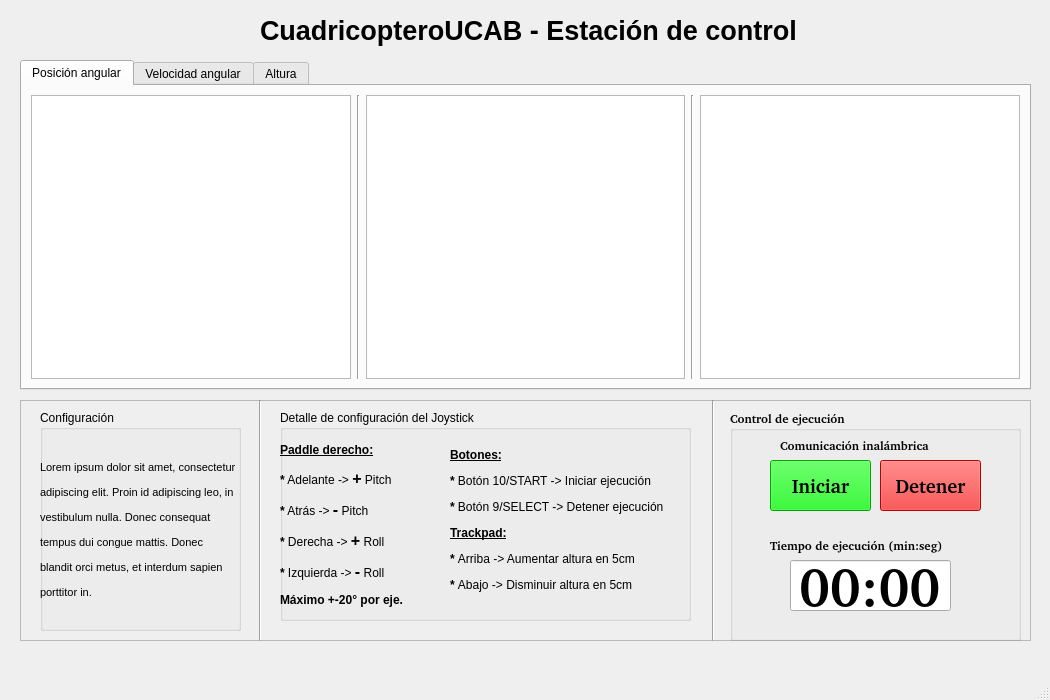
Above: Python/CuadricopteroUCAB/InterfazPrincipalQt.ui from YoshuaNava/TesisCuadricoptero before the change. Below: the same form after it.
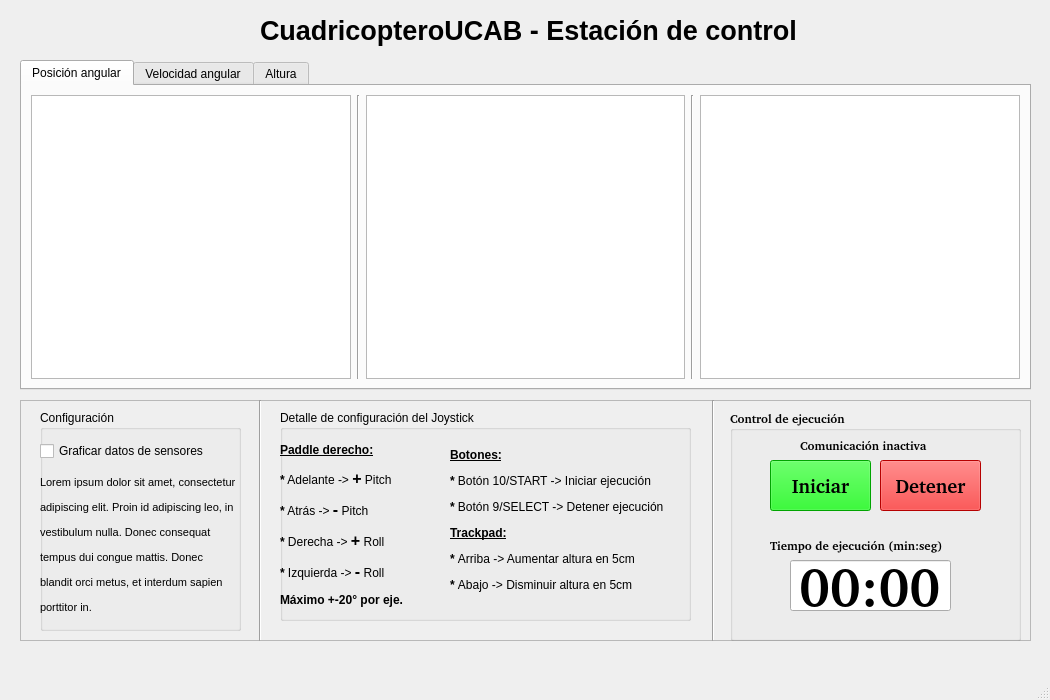
That is the form after the change. The open tabs and pages were chosen to show the change. Custom widgets are drawn as their Qt base class.

Commit message: Interfaz en Qt, manejando eventos y timer de ejecución.

What changed in the file:
```diff
--- a/Python/CuadricopteroUCAB/InterfazPrincipalQt.ui
+++ b/Python/CuadricopteroUCAB/InterfazPrincipalQt.ui
@@ -153,15 +153,28 @@
       <property name="geometry">
        <rect>
         <x>0</x>
-        <y>30</y>
+        <y>60</y>
         <width>201</width>
-        <height>181</height>
+        <height>151</height>
        </rect>
       </property>
       <property name="text">
        <string>&lt;html&gt;&lt;head/&gt;&lt;body&gt;&lt;p align=&quot;justify&quot;&gt;&lt;span style=&quot; font-size:8pt;&quot;&gt;Lorem ipsum dolor sit amet, consectetur&lt;/span&gt;&lt;/p&gt;&lt;p align=&quot;justify&quot;&gt;&lt;span style=&quot; font-size:8pt;&quot;&gt;adipiscing elit. Proin id adipiscing leo, in &lt;/span&gt;&lt;/p&gt;&lt;p align=&quot;justify&quot;&gt;&lt;span style=&quot; font-size:8pt;&quot;&gt;vestibulum nulla. Donec consequat &lt;/span&gt;&lt;/p&gt;&lt;p align=&quot;justify&quot;&gt;&lt;span style=&quot; font-size:8pt;&quot;&gt;tempus dui congue mattis. Donec &lt;/span&gt;&lt;/p&gt;&lt;p align=&quot;justify&quot;&gt;&lt;span style=&quot; font-size:8pt;&quot;&gt;blandit orci metus, et interdum sapien &lt;/span&gt;&lt;/p&gt;&lt;p align=&quot;justify&quot;&gt;&lt;span style=&quot; font-size:8pt;&quot;&gt;porttitor in. &lt;/span&gt;&lt;/p&gt;&lt;/body&gt;&lt;/html&gt;</string>
       </property>
      </widget>
+     <widget class="QCheckBox" name="chBox_graficarDatosSensores">
+      <property name="geometry">
+       <rect>
+        <x>0</x>
+        <y>30</y>
+        <width>191</width>
+        <height>22</height>
+       </rect>
+      </property>
+      <property name="text">
+       <string>Graficar datos de sensores</string>
+      </property>
+     </widget>
     </widget>
     <widget class="Line" name="line">
      <property name="geometry">
@@ -295,9 +308,9 @@
      <widget class="QLabel" name="titulo_tiempoEjecucion_2">
       <property name="geometry">
        <rect>
-        <x>50</x>
+        <x>70</x>
         <y>20</y>
-        <width>181</width>
+        <width>151</width>
         <height>31</height>
        </rect>
       </property>
@@ -308,7 +321,7 @@
        </font>
       </property>
       <property name="text">
-       <string>Comunicación inalámbrica</string>
+       <string>Comunicación inactiva</string>
       </property>
      </widget>
     </widget>
```
Left out of the diff: 16 changed lines with no effect on the pictures. The commit also changes 1 other file.
